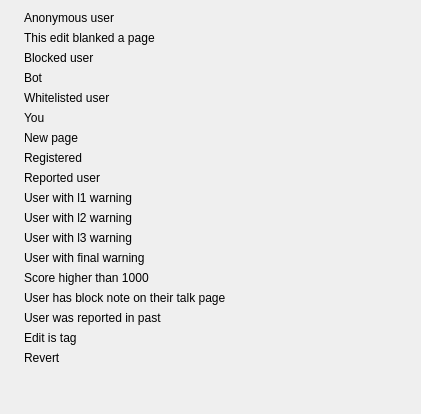
This is src/huggle_ui/queuehelp.ui in huggle/huggle3-qt-lx as Qt 5 draws it before an edit. The edited form follows.
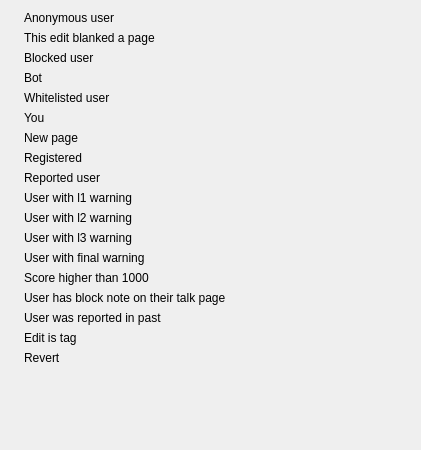
This is the edited form. Icons and pictures are not drawn.

Patch:
```diff
--- a/src/huggle_ui/queuehelp.ui
+++ b/src/huggle_ui/queuehelp.ui
@@ -7,7 +7,7 @@
     <x>0</x>
     <y>0</y>
     <width>421</width>
-    <height>414</height>
+    <height>450</height>
    </rect>
   </property>
   <property name="windowTitle">
```
Left out of the diff: 38 changed lines with no effect on the pictures.
